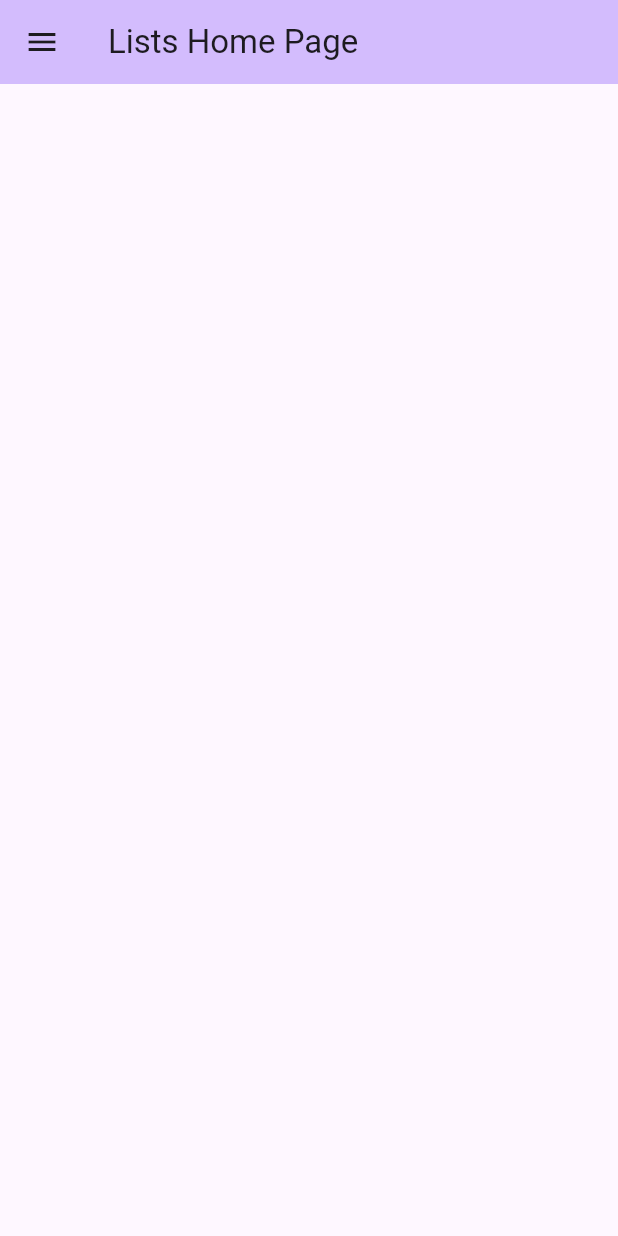
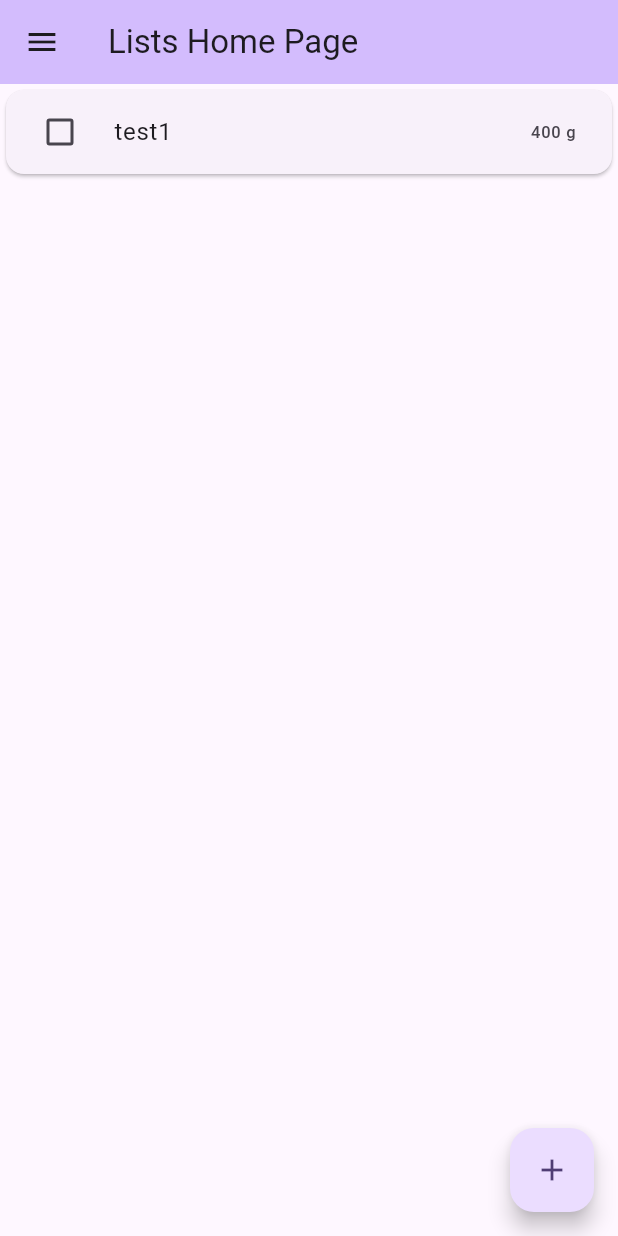
Before and after one commit to arroyoAle/foood, a Flutter app: the ListsHomePage screen opened by its route, on a phone screen of 412 x 824 dp. Run offline on Flutter 3.47's test engine with Material 3 defaults, Android fonts, the light colour scheme and no system bars; generated files the repository leaves out were written again.

Commit message:
adding list and models

```diff
--- /dev/null
+++ b/lib/models/item.dart
@@ -0,0 +1,17 @@
+import 'package:json_annotation/json_annotation.dart';
+
+part 'item.g.dart';
+
+@JsonSerializable()
+class Item {
+  Item(this.name, this.units, this.quantity, this.selected);
+
+  String name;
+  String units;
+  int quantity;
+  bool selected;
+
+  factory Item.fromJson(Map<String, dynamic> json) => _$ItemFromJson(json);
+
+  Map<String, dynamic> toJson() => _$ItemToJson(this);
+}
--- a/lib/pages/lists.dart
+++ b/lib/pages/lists.dart
@@ -1,4 +1,6 @@
 import 'package:flutter/material.dart';
+import 'package:foood/models/item.dart';
+import 'package:foood/models/shopping_list.dart';
 import 'package:foood/partials/drawer.dart';
 import 'package:foood/partials/top_bar.dart';
 
@@ -11,11 +13,40 @@ class ListsHomePage extends StatefulWidget {
 }
 
 class _ListsHomePageState extends State<ListsHomePage> {
+  ShoppingList shoppingList = ShoppingList(name: 'test', items: [Item('test1', 'g', 400, false)]);
+
+  void _addNewItem(){
+
+  }
+
   @override
   Widget build(BuildContext context) {
     return Scaffold(
       appBar: TopBarPartial(title: widget.title),
       drawer: DrawerPartial(currentPage: 'lists_page'),
+      body: ListView.builder(
+        itemCount: shoppingList.items.length,
+          itemBuilder: (context, index) => Card(
+            child: CheckboxListTile(
+              value: shoppingList.items[index].selected,
+              title: Text(shoppingList.items[index].name),
+              secondary: Text('${shoppingList.items[index].quantity} ${shoppingList.items[index].units}'),
+              onChanged: (bool? value) {
+                setState(() {
+                  shoppingList.items[index].selected = value!;
+                });
+              },
+              controlAffinity: ListTileControlAffinity.leading,
+            ),
+          )
+      ),
+      floatingActionButton: FloatingActionButton(
+        onPressed: _addNewItem,
+        tooltip: 'Increment',
+        child: const Icon(Icons.add),
+      )
     );
   }
+
+  // Future _dialogBuilder
 }
--- a/pubspec.yaml
+++ b/pubspec.yaml
@@ -38,6 +38,7 @@ dependencies:
   path_provider: ^2.1.5
   path_provider_platform_interface: ^2.1.2
   plugin_platform_interface: ^2.1.8
+  json_annotation: ^4.9.0
 
 dev_dependencies:
   flutter_test:
@@ -49,6 +50,8 @@ dev_dependencies:
   # package. See that file for information about deactivating specific lint
   # rules and activating additional ones.
   flutter_lints: ^6.0.0
+  build_runner: ^2.10.4
+  json_serializable: ^6.11.3
 
 # For information on the generic Dart part of this file, see the
 # following page: https://dart.dev/tools/pub/pubspec
```
Also changed, not shown: lib/models/shopping_list.dart (added, +33 -0 lines), pubspec.lock.
